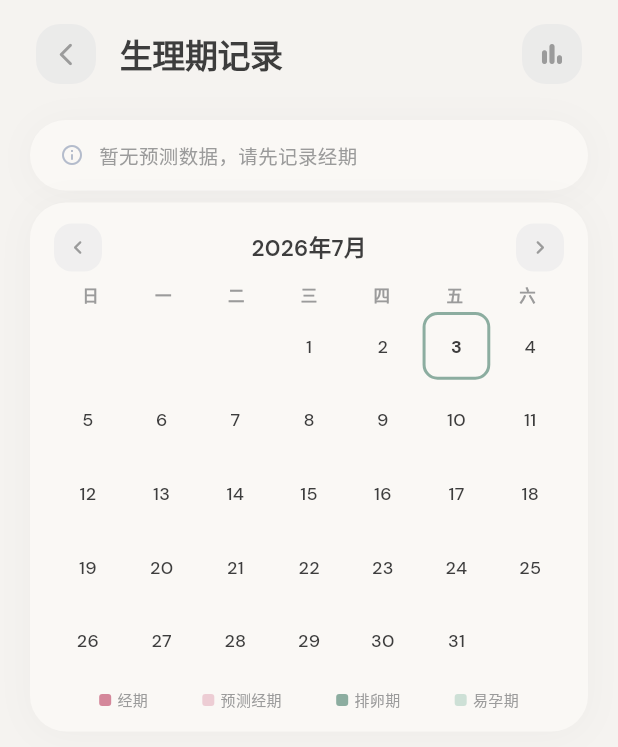
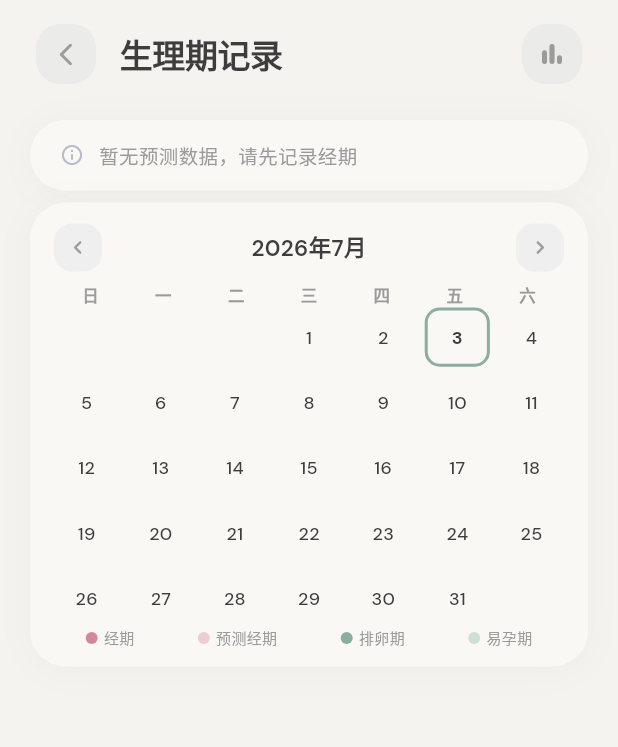
Before and after one commit to yudidayeye/assistance, a Flutter app: the CalendarPage screen opened by its route, on a phone screen of 412 x 824 dp. Shown: the top 747 px of the screen. Run offline on Flutter 3.47's test engine with Material 3 defaults, Android fonts, the phone set to English and light mode, and no system bars; our stand-ins replace file_picker, fl_chart, go_router, google_fonts, sqflite_common_ffi; accounts and stored records are empty.

Commit message:
优化生理期记录页：统一卡片间距、优化图标与Switch样式、精简图例padding与圆点

```diff
--- a/lib/modules/period_tracker/pages/calendar_page.dart
+++ b/lib/modules/period_tracker/pages/calendar_page.dart
@@ -173,8 +173,8 @@ class _CalendarPageState extends State<CalendarPage> {
 
   Widget _buildPredictionCard(AppThemeExtension appTheme) {
     return Container(
-      margin: const EdgeInsets.fromLTRB(20, 8, 20, 20),
-      padding: const EdgeInsets.all(24),
+      margin: const EdgeInsets.fromLTRB(20, 8, 20, 12),
+      padding: const EdgeInsets.all(18),
       decoration: BoxDecoration(
         color: appTheme.cardBackground,
         borderRadius: BorderRadius.circular(appTheme.radiusLg),
@@ -191,7 +191,7 @@ class _CalendarPageState extends State<CalendarPage> {
               fontWeight: FontWeight.w500,
             ),
           ),
-          const SizedBox(height: 24),
+          const SizedBox(height: 18),
           Row(
             children: [
               _buildPredictionMetric(
--- a/lib/modules/period_tracker/widgets/date_detail_panel.dart
+++ b/lib/modules/period_tracker/widgets/date_detail_panel.dart
@@ -146,7 +146,7 @@ class _DateDetailPanelState extends State<DateDetailPanel> {
     final appTheme = Theme.of(context).appTheme;
 
     return Container(
-      margin: const EdgeInsets.fromLTRB(20, 20, 20, 12),
+      margin: const EdgeInsets.fromLTRB(20, 12, 20, 12),
       padding: const EdgeInsets.fromLTRB(16, 12, 16, 12),
       decoration: BoxDecoration(
         color: appTheme.cardBackground,
--- a/lib/modules/period_tracker/widgets/period_calendar.dart
+++ b/lib/modules/period_tracker/widgets/period_calendar.dart
@@ -43,7 +43,7 @@ class PeriodCalendar extends StatelessWidget {
         DateTime(displayedMonth.year, displayedMonth.month + 1, 0).day;
 
     return Container(
-      padding: const EdgeInsets.fromLTRB(16, 14, 16, 8),
+      padding: const EdgeInsets.fromLTRB(16, 14, 16, 12),
       decoration: BoxDecoration(
         color: appTheme.cardBackground,
         borderRadius: BorderRadius.circular(appTheme.radiusLg),
@@ -73,7 +73,7 @@ class PeriodCalendar extends StatelessWidget {
                     ))
                 .toList(),
           ),
-          const SizedBox(height: 3),
+          const SizedBox(height: 0),
 
           // 日历网格
           GridView.builder(
@@ -82,8 +82,8 @@ class PeriodCalendar extends StatelessWidget {
             gridDelegate: const SliverGridDelegateWithFixedCrossAxisCount(
               crossAxisCount: 7,
               mainAxisSpacing: 4,
-              crossAxisSpacing: 4,
-              childAspectRatio: 1,
+              crossAxisSpacing: 6,
+              childAspectRatio: 1.1,
             ),
             itemCount: startWeekday + daysInMonth,
             itemBuilder: (context, index) {
@@ -103,7 +103,7 @@ class PeriodCalendar extends StatelessWidget {
           ),
 
           // 图例
-          const SizedBox(height: 4),
+          const SizedBox(height: 0),
           _buildLegendSection(appTheme),
         ],
       ),
@@ -270,7 +270,7 @@ class PeriodCalendar extends StatelessWidget {
 
   Widget _buildLegendSection(AppThemeExtension appTheme) {
     return Container(
-      padding: const EdgeInsets.symmetric(horizontal: 12, vertical: 6),
+      padding: const EdgeInsets.symmetric(horizontal: 0, vertical: 0),
       decoration: BoxDecoration(
         borderRadius: BorderRadius.circular(12),
       ),
@@ -295,7 +295,7 @@ class PeriodCalendar extends StatelessWidget {
           height: 8,
           decoration: BoxDecoration(
             color: color,
-            borderRadius: BorderRadius.circular(2),
+            borderRadius: BorderRadius.circular(4),
           ),
         ),
         const SizedBox(width: 4),
```
